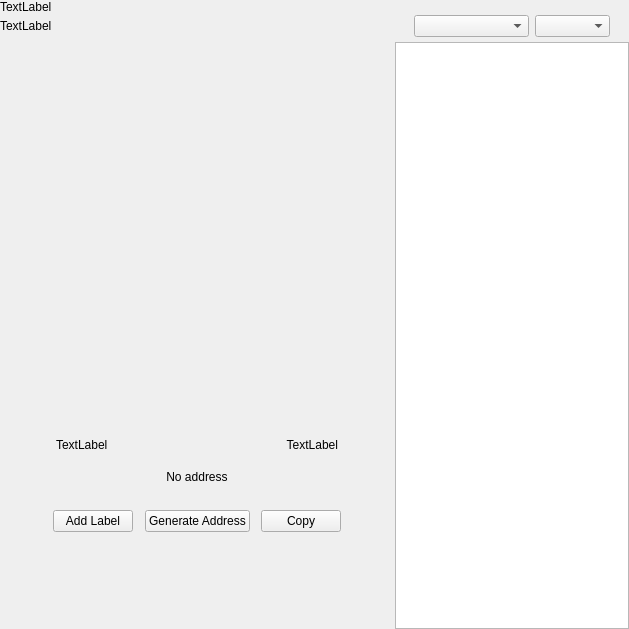
Old version of the form src/qt/digiwage/forms/receivewidget.ui in the repository digiwage/digiwage.
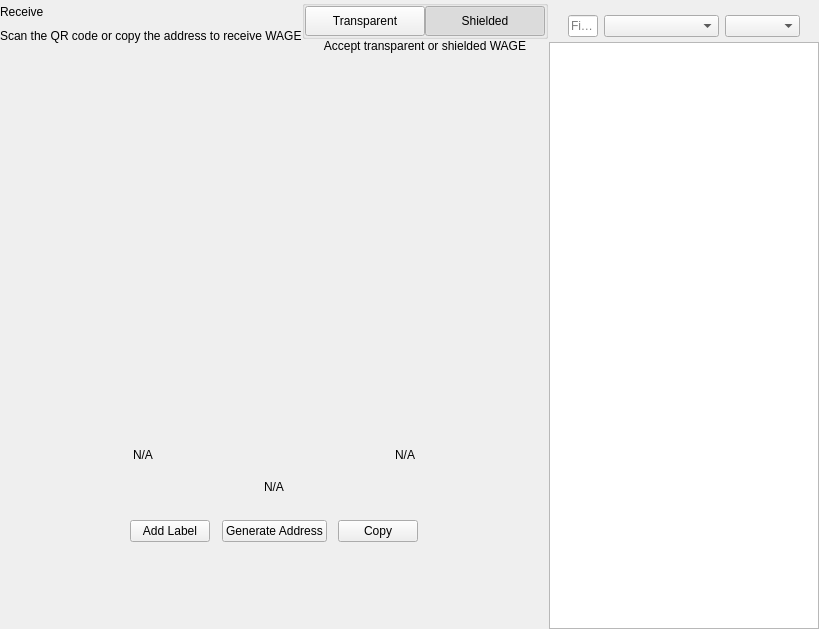
New version of the form. Custom widgets are drawn as their Qt base class.

Commit message: first push to official repo

What changed in the file:
```diff
--- a/src/qt/digiwage/forms/receivewidget.ui
+++ b/src/qt/digiwage/forms/receivewidget.ui
@@ -6,7 +6,7 @@
    <rect>
     <x>0</x>
     <y>0</y>
-    <width>629</width>
+    <width>819</width>
     <height>629</height>
    </rect>
   </property>
@@ -71,14 +71,14 @@
             <item>
              <widget class="QLabel" name="labelTitle">
               <property name="text">
-               <string>TextLabel</string>
+               <string>Receive</string>
               </property>
              </widget>
             </item>
             <item alignment="Qt::AlignTop">
              <widget class="QLabel" name="labelSubtitle1">
               <property name="text">
-               <string>TextLabel</string>
+               <string>Scan the QR code or copy the address to receive WAGE</string>
               </property>
              </widget>
             </item>
@@ -97,6 +97,120 @@
             </property>
            </spacer>
           </item>
+          <item>
+           <widget class="QWidget" name="containerViewPrivacyChecks" native="true">
+            <layout class="QVBoxLayout" name="containerPrivacyChecks">
+             <property name="spacing">
+              <number>0</number>
+             </property>
+             <property name="leftMargin">
+              <number>0</number>
+             </property>
+             <property name="topMargin">
+              <number>0</number>
+             </property>
+             <property name="rightMargin">
+              <number>0</number>
+             </property>
+             <property name="bottomMargin">
+              <number>0</number>
+             </property>
+             <item alignment="Qt::AlignHCenter|Qt::AlignVCenter">
+              <widget class="QGroupBox" name="groupBox">
+               <property name="title">
+                <string/>
+               </property>
+               <layout class="QHBoxLayout" name="horizontalLayout_2_1">
+                <property name="spacing">
+                 <number>0</number>
+                </property>
+                <property name="leftMargin">
+                 <number>0</number>
+                </property>
+                <property name="topMargin">
+                 <number>0</number>
+                </property>
+                <property name="rightMargin">
+                 <number>0</number>
+                </property>
+                <property name="bottomMargin">
+                 <number>0</number>
+                </property>
+                <item>
+                 <widget class="QPushButton" name="pushLeft">
+                  <property name="minimumSize">
+                   <size>
+                    <width>120</width>
+                    <height>30</height>
+                   </size>
+                  </property>
+                  <property name="maximumSize">
+                   <size>
+                    <width>120</width>
+                    <height>30</height>
+                   </size>
+                  </property>
+                  <property name="focusPolicy">
+                   <enum>Qt::NoFocus</enum>
+                  </property>
+                  <property name="text">
+                   <string>Transparent</string>
+                  </property>
+                  <property name="checkable">
+                   <bool>true</bool>
+                  </property>
+                  <property name="autoExclusive">
+                   <bool>true</bool>
+                  </property>
+                 </widget>
+                </item>
+                <item>
+                 <widget class="QPushButton" name="pushRight">
+                  <property name="minimumSize">
+                   <size>
+                    <width>120</width>
+                    <height>30</height>
+                   </size>
+                  </property>
+                  <property name="maximumSize">
+                   <size>
+                    <width>120</width>
+                    <height>30</height>
+                   </size>
+                  </property>
+                  <property name="focusPolicy">
+                   <enum>Qt::NoFocus</enum>
+                  </property>
+                  <property name="text">
+                   <string>Shielded</string>
+                  </property>
+                  <property name="checkable">
+                   <bool>true</bool>
+                  </property>
+                  <property name="checked">
+                   <bool>true</bool>
+                  </property>
+                  <property name="autoExclusive">
+                   <bool>true</bool>
+                  </property>
+                 </widget>
+                </item>
+               </layout>
+              </widget>
+             </item>
+             <item alignment="Qt::AlignHCenter|Qt::AlignTop">
+              <widget class="QLabel" name="labelSubtitle2">
+               <property name="text">
+                <string>Accept transparent or shielded WAGE</string>
+               </property>
+               <property name="alignment">
+                <set>Qt::AlignRight|Qt::AlignTrailing|Qt::AlignVCenter</set>
+               </property>
+              </widget>
+             </item>
+            </layout>
+           </widget>
+          </item>
          </layout>
         </item>
         <item>
@@ -190,7 +304,7 @@
               <item>
                <widget class="QLabel" name="labelLabel">
                 <property name="text">
-                 <string>TextLabel</string>
+                 <string notr="true">N/A</string>
                 </property>
                </widget>
               </item>
@@ -210,7 +324,7 @@
               <item>
                <widget class="QLabel" name="labelDate">
                 <property name="text">
-                 <string>TextLabel</string>
+                 <string notr="true">N/A</string>
                 </property>
                 <property name="alignment">
                  <set>Qt::AlignRight|Qt::AlignTrailing|Qt::AlignVCenter</set>
@@ -235,7 +349,7 @@
               </size>
              </property>
              <property name="text">
-              <string>No address</string>
+              <string notr="true">N/A</string>
              </property>
              <property name="alignment">
               <set>Qt::AlignCenter</set>
@@ -396,14 +510,45 @@
            <property name="bottomMargin">
             <number>5</number>
            </property>
+           <item>
+            <widget class="QLineEdit" name="lineEditFilter">
+             <property name="sizePolicy">
+              <sizepolicy hsizetype="Expanding" vsizetype="Fixed">
+               <horstretch>0</horstretch>
+               <verstretch>0</verstretch>
+              </sizepolicy>
+             </property>
+             <property name="minimumSize">
+              <size>
+               <width>0</width>
+               <height>0</height>
+              </size>
+             </property>
+             <property name="contextMenuPolicy">
+              <enum>Qt::DefaultContextMenu</enum>
+             </property>
+             <property name="acceptDrops">
+              <bool>false</bool>
+             </property>
+             <property name="maxLength">
+              <number>40</number>
+             </property>
+             <property name="placeholderText">
+              <string>Filter</string>
+             </property>
+            </widget>
+           </item>
            <item>
             <spacer name="horizontalSpacer_3">
              <property name="orientation">
               <enum>Qt::Horizontal</enum>
              </property>
+             <property name="sizeType">
+              <enum>QSizePolicy::Preferred</enum>
+             </property>
              <property name="sizeHint" stdset="0">
               <size>
-               <width>40</width>
+               <width>20</width>
                <height>20</height>
               </size>
              </property>
```
Left out of the diff: 5 changed lines with no effect on the pictures. The commit also changes 2747 other files.
